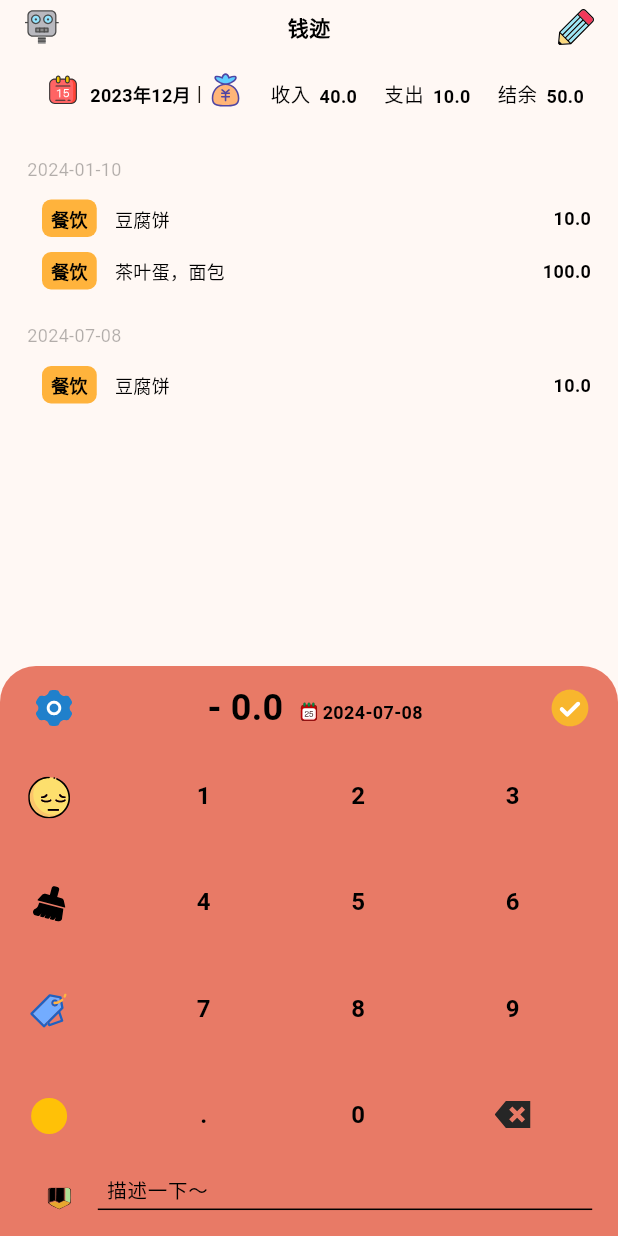
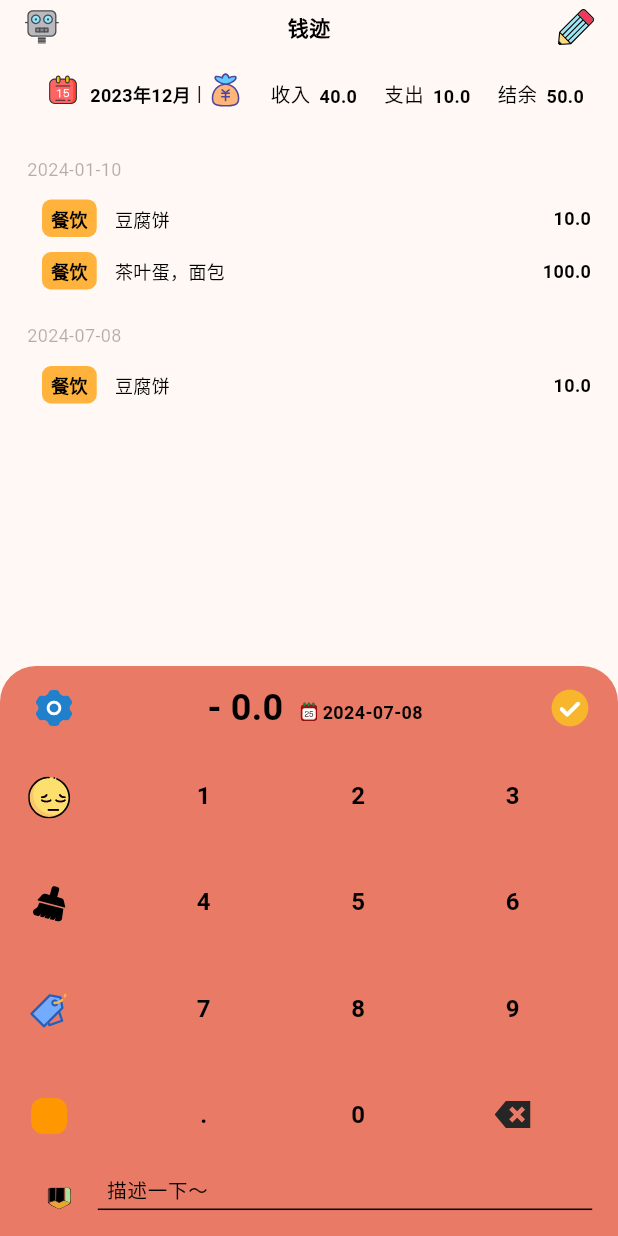
Before and after one commit to linlangli/mtrack, a Flutter app: the screen it shows after launch, after a tap on an icon or button, on a phone screen of 412 x 824 dp. Run offline on Flutter 3.47's test engine with Material 3 defaults, Android fonts, the phone set to English and light mode, and no system bars; our stand-ins replace flutter_svg, get, shared_preferences.

Commit message:
feat: 记帐标签

```diff
--- a/lib/common/widgets/page_widget.dart
+++ b/lib/common/widgets/page_widget.dart
@@ -15,6 +15,7 @@ class PageWidget extends StatelessWidget {
     this.safeArea = true,
     this.pageState = PageState.content,
     this.resizeToAvoidBottomInset = false,
+    this.backgroundColor,
     this.padding
   });
 
@@ -23,6 +24,7 @@ class PageWidget extends StatelessWidget {
   final PageState pageState;
   final bool resizeToAvoidBottomInset;
   final EdgeInsetsGeometry? padding;
+  final Color? backgroundColor;
 
   @override
   Widget build(BuildContext context) {
@@ -62,6 +64,7 @@ class PageWidget extends StatelessWidget {
       content = Padding(padding: padding ?? EdgeInsets.zero, child: content);
     }
     Widget widget = Scaffold(
+      backgroundColor: backgroundColor,
       resizeToAvoidBottomInset: resizeToAvoidBottomInset,
       body: content,
     );
--- a/lib/constants/theme_color.dart
+++ b/lib/constants/theme_color.dart
@@ -11,5 +11,5 @@ class ThemeColor {
 
   static const Color onPrimaryContainer = Color(0xFFFFFFFF);
   static const Color onSecondaryContainer = Color(0xFF000000);
-  static const Color onThirdlyContainer = Color(0x00e87a66);
+  static const Color onThirdlyContainer = Color(0xFFDAD8D7);
 }
--- a/lib/controllers/bill/bill_controller.dart
+++ b/lib/controllers/bill/bill_controller.dart
@@ -1,3 +1,4 @@
+import 'package:flutter/material.dart';
 import 'package:get/get.dart';
 import 'package:mtrack/common/utils/debug_util.dart';
 import 'package:mtrack/common/utils/time_util.dart';
@@ -16,7 +17,8 @@ class BillController extends GetxController {
   BillType type = BillType.cloth;
   String date = TimeUtil.getNowDate();
   String desc = '';
-  String tag = '';
+  List<Color> tagList = [Colors.red, Colors.lightGreen, Colors.green, Colors.blue, Colors.lightBlue, Colors.yellow, Colors.orange, Colors.pink, Colors.grey];
+  Color tag = Colors.orange;
 
 
   void loadBillList() {
@@ -26,6 +28,11 @@ class BillController extends GetxController {
 
   void setMoney(String money) {
     this.money = money;
+    update([AppString.bookkeepingModalGetBuilderId]);
+  }
+
+  void setTag(Color tag) {
+    this.tag = tag;
     update([AppString.bookkeepingModalGetBuilderId]);
   }
 
@@ -41,13 +48,13 @@ class BillController extends GetxController {
   void bookkeeping() {
     bill?.billPerDayList.forEach((billPerDay) {
       if(billPerDay.date == date) {
-        billPerDay.billItemList.add(BillItem(money: double.parse(money), desc: desc, type: type, tag: 0xFFFF0000));
+        billPerDay.billItemList.add(BillItem(money: double.parse(money), desc: desc, type: type, tag: tag.value));
       }
     });
     update([AppString.billPageGetBuilderId, AppString.bookkeepingModalGetBuilderId]);
   }
 
-  String getName(BillType type) {
+  String getType(BillType type) {
     String name = '';
     switch(type) {
       case BillType.catering:
--- a/lib/views/bill/bill_page.dart
+++ b/lib/views/bill/bill_page.dart
@@ -141,7 +141,7 @@ class BillPage extends GetView<BillController> {
                   borderRadius: UiUtil.radius(6)
                 ),
                 padding: const EdgeInsets.symmetric(horizontal: 6, vertical: 4),
-                child: Text(controller.getName(billItem.type), style: ThemeFont.warmPrimary()).button(onTap: () {
+                child: Text(controller.getType(billItem.type), style: ThemeFont.warmPrimary()).button(onTap: () {
 
                 }),
               ),
--- a/lib/views/bill/bookkeeping_modal.dart
+++ b/lib/views/bill/bookkeeping_modal.dart
@@ -9,12 +9,13 @@ import 'package:mtrack/constants/app_string.dart';
 import 'package:mtrack/constants/theme_color.dart';
 import 'package:mtrack/constants/theme_font.dart';
 import 'package:mtrack/controllers/bill/bill_controller.dart';
+import 'package:mtrack/views/bill/tag_modal.dart';
 
 class BookkeepingModal extends GetView<BillController>{
   BookkeepingModal({super.key});
 
   @override
-  BillController controller = Get.find<BillController>();
+  final BillController controller = Get.find<BillController>();
 
   Widget topWidget(BuildContext context) {
     return Row(
@@ -190,15 +191,13 @@ class BookkeepingModal extends GetView<BillController>{
     return Column(
       mainAxisAlignment: MainAxisAlignment.spaceAround,
       children: [
-        GetBuilder<BillController>(builder: (controller) {
-          return SvgPicture.asset(
-            controller.bookkeepingType == BookkeepingType.expenses ? 'assets/bookkeeping_modal_expenses.svg' : 'assets/bookkeeping_modal_income.svg',
-            height: 28,
-            width: 28,
-          ).button(onTap: () {
-            controller.bookkeepingType == BookkeepingType.expenses ? controller.seType(BookkeepingType.income) : controller.seType(BookkeepingType.expenses);
-          });
-        }, id: AppString.bookkeepingModalGetBuilderId),
+        SvgPicture.asset(
+          controller.bookkeepingType == BookkeepingType.expenses ? 'assets/bookkeeping_modal_expenses.svg' : 'assets/bookkeeping_modal_income.svg',
+          height: 28,
+          width: 28,
+        ).button(onTap: () {
+          controller.bookkeepingType == BookkeepingType.expenses ? controller.seType(BookkeepingType.income) : controller.seType(BookkeepingType.expenses);
+        }),
         SvgPicture.asset(
             'assets/bookkeeping_modal_reset.svg',
             height: 24, width: 24
@@ -216,8 +215,12 @@ class BookkeepingModal extends GetView<BillController>{
         Container(
           width: 24,
           height: 24,
-          decoration: BoxDecoration(borderRadius: UiUtil.radius(12), color: Colors.amber),
-        ).button(onTap: () {})
+          decoration: BoxDecoration(borderRadius: UiUtil.radius(8), color: controller.tag),
+        ).button(onTap: () {
+          showDialog(context: context, builder: (BuildContext context) {
+            return TagModal();
+          }, barrierColor: Colors.transparent);
+        })
       ],
     );
   }
@@ -240,7 +243,12 @@ class BookkeepingModal extends GetView<BillController>{
           Flexible(flex: 10,child: Row(
             mainAxisAlignment: MainAxisAlignment.spaceAround,
             children: [
-              Flexible(flex: 2, child: functionWidget(context)),
+              Flexible(
+                flex: 2,
+                child: GetBuilder<BillController>(builder: (controller) {
+                  return functionWidget(context);
+                }, id: AppString.bookkeepingModalGetBuilderId),
+              ),
               Flexible(flex: 6, child: numberWidget()),
             ],
           )),
```
Also changed, not shown: lib/views/bill/tag_modal.dart (added, +76 -0 lines).
